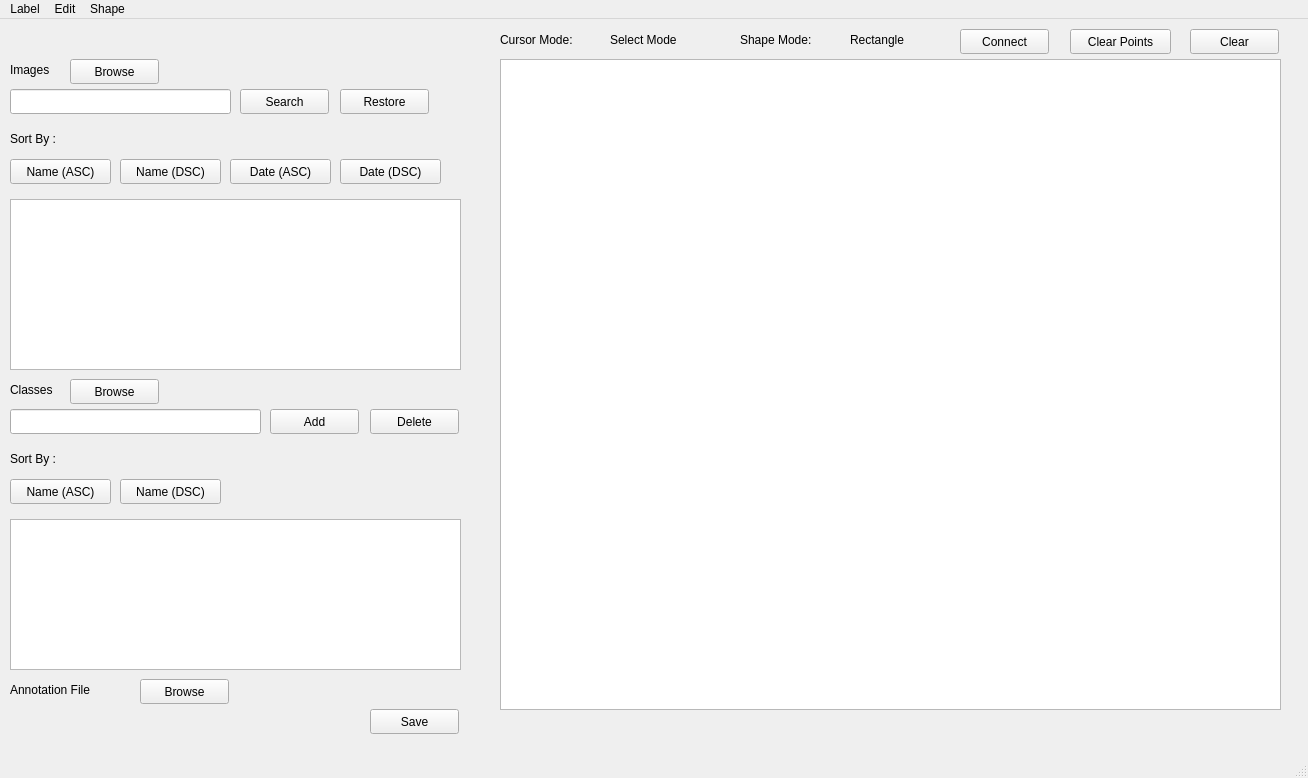
Above: SRC/labeller.ui from amansahil/Smart-Annotate before the change. Below: the same form after it.
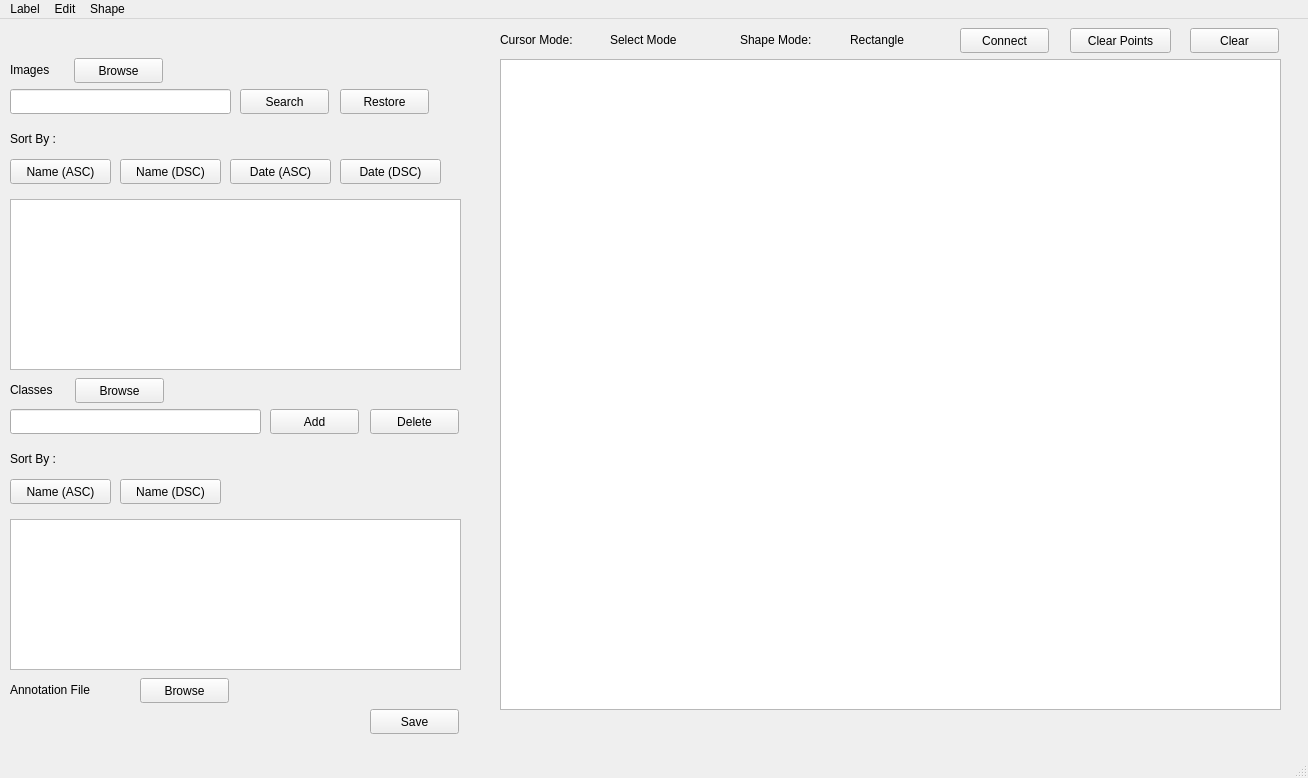
That is the form after the change. Icons and pictures are not drawn.

Patch:
```diff
--- a/SRC/labeller.ui
+++ b/SRC/labeller.ui
@@ -17,8 +17,8 @@
    <widget class="QPushButton" name="imageBrowseButton">
     <property name="geometry">
      <rect>
-      <x>70</x>
-      <y>40</y>
+      <x>74</x>
+      <y>39</y>
       <width>89</width>
       <height>25</height>
      </rect>
@@ -66,8 +66,8 @@
    <widget class="QPushButton" name="classBrowseButton">
     <property name="geometry">
      <rect>
-      <x>70</x>
-      <y>360</y>
+      <x>75</x>
+      <y>359</y>
       <width>89</width>
       <height>25</height>
      </rect>
@@ -109,7 +109,7 @@
     <property name="geometry">
      <rect>
       <x>140</x>
-      <y>660</y>
+      <y>659</y>
       <width>89</width>
       <height>25</height>
      </rect>
@@ -148,7 +148,7 @@
     <property name="geometry">
      <rect>
       <x>1190</x>
-      <y>10</y>
+      <y>9</y>
       <width>89</width>
       <height>25</height>
      </rect>
@@ -441,7 +441,7 @@
     <property name="geometry">
      <rect>
       <x>960</x>
-      <y>10</y>
+      <y>9</y>
       <width>89</width>
       <height>25</height>
      </rect>
@@ -454,7 +454,7 @@
     <property name="geometry">
      <rect>
       <x>1070</x>
-      <y>10</y>
+      <y>9</y>
       <width>101</width>
       <height>25</height>
      </rect>
```
